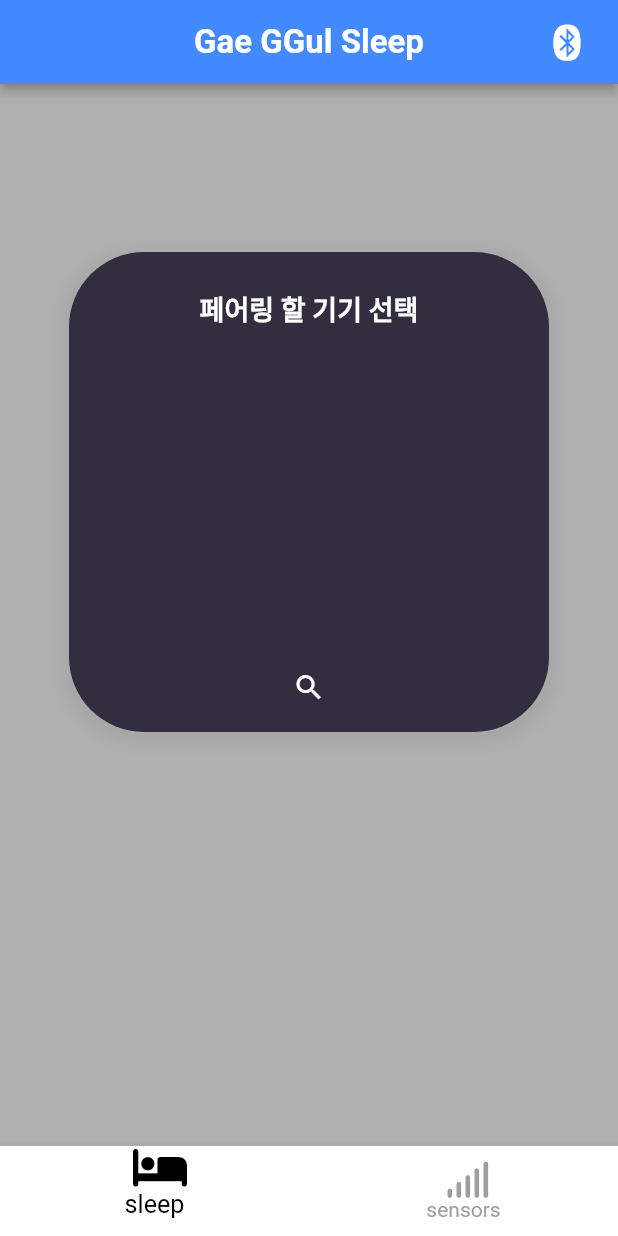
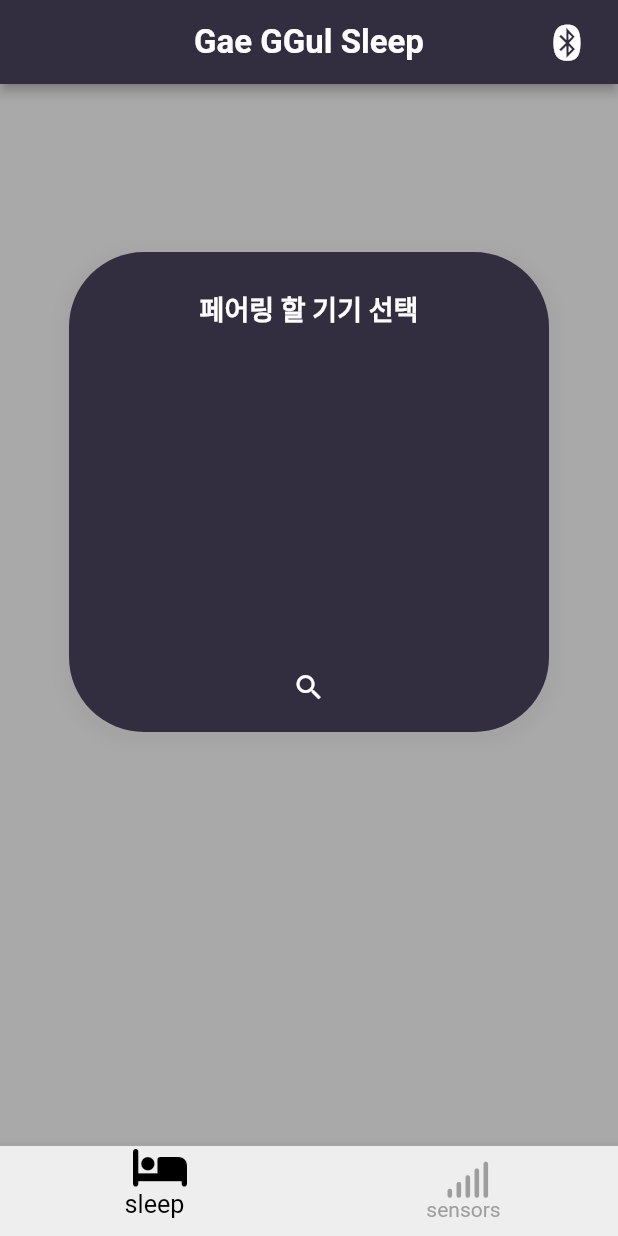
Before and after one commit to CreatorSean/JalJaYo_Client, a Flutter app: the screen it shows after launch, after a tap on an icon or button, on a phone screen of 412 x 824 dp. Run offline on Flutter 3.47's test engine with Material 2 defaults, Android fonts, the phone set to English and light mode, and no system bars; drawn by our look-alikes of flutter_animate; our stand-ins replace fl_chart, flutter_blue_plus, flutter_riverpod, font_awesome_flutter, go_router.

Commit message:
deco_yj
그림자 추가 및 색상 변경

```diff
--- a/lib/common/main_app_bar.dart
+++ b/lib/common/main_app_bar.dart
@@ -29,7 +29,7 @@ class _MainAppBarState extends State<MainAppBar> {
           ),
         ),
       ],
-      backgroundColor: Colors.blueAccent,
+      backgroundColor: const Color(0xff322D3F),
       elevation: 3,
       title: Text(
         widget.title,
--- a/lib/common/main_navigator_screen.dart
+++ b/lib/common/main_navigator_screen.dart
@@ -20,6 +20,7 @@ class _MainNavigatorState extends State<MainNavigator> {
   @override
   Widget build(BuildContext context) {
     return BottomAppBar(
+      color: const Color(0xffEEEEEE),
       child: Row(
         mainAxisAlignment: MainAxisAlignment.spaceAround,
         children: [
--- a/lib/feature/home/view/home_screen.dart
+++ b/lib/feature/home/view/home_screen.dart
@@ -1,6 +1,5 @@
 import 'package:flutter/material.dart';
 import 'package:flutter_animate/flutter_animate.dart';
-import 'package:jaljayo/common/main_app_bar.dart';
 import 'package:jaljayo/common/main_navigator_screen.dart';
 import 'package:jaljayo/feature/sensors/views/sensor_screen.dart';
 import 'package:jaljayo/feature/sleep_analysis/view/sleep_analysis_screen.dart';
--- a/lib/feature/sensors/views/sensor_screen.dart
+++ b/lib/feature/sensors/views/sensor_screen.dart
@@ -24,7 +24,7 @@ class SensorScreen extends StatelessWidget {
             ),
           ),
         ],
-        backgroundColor: Colors.blueAccent,
+        backgroundColor: const Color(0xff322D3F),
         elevation: 3,
         title: const Text(
           "Gae GGul Sleep",
@@ -34,6 +34,7 @@ class SensorScreen extends StatelessWidget {
           ),
         ),
       ),
+      backgroundColor: const Color(0xffD3D3D3),
       body: Column(
         children: [
           const SizedBox(
--- a/lib/feature/sensors/widgets/hr_sensor_widget.dart
+++ b/lib/feature/sensors/widgets/hr_sensor_widget.dart
@@ -85,6 +85,7 @@ class _HrSensorWidgetState extends State<HrSensorWidget> {
   Widget build(BuildContext context) {
     return Padding(
       padding: const EdgeInsets.only(top: 20),
+      child: Container(
         child: Stack(
           children: [
             LineChart(
@@ -144,6 +145,7 @@ class _HrSensorWidgetState extends State<HrSensorWidget> {
             ),
           ],
         ),
+      ),
     );
   }
 }
--- a/lib/feature/sleep_analysis/view/sleep_analysis_screen.dart
+++ b/lib/feature/sleep_analysis/view/sleep_analysis_screen.dart
@@ -156,6 +156,14 @@ class _SleepAnalysisScreenState extends State<SleepAnalysisScreen> {
       ),
       decoration: BoxDecoration(
         borderRadius: BorderRadius.circular(15),
+        boxShadow: [
+          BoxShadow(
+            color: Colors.black.withOpacity(0.2),
+            spreadRadius: 0.5,
+            blurRadius: 7,
+            offset: const Offset(0, 10),
+          ),
+        ],
         color: Colors.white,
       ),
       child: ListTile(
@@ -168,6 +176,7 @@ class _SleepAnalysisScreenState extends State<SleepAnalysisScreen> {
   @override
   Widget build(BuildContext context) {
     return Scaffold(
+      backgroundColor: const Color(0xFFD3D3D3),
       appBar: AppBar(
         centerTitle: true,
         actions: [
@@ -183,7 +192,7 @@ class _SleepAnalysisScreenState extends State<SleepAnalysisScreen> {
             ),
           ),
         ],
-        backgroundColor: Colors.blueAccent,
+        backgroundColor: const Color(0xFF322D3F),
         elevation: 3,
         title: const Text(
           "Gae GGul Sleep",
```
Lines whose indentation alone changed are shown as unchanged.
